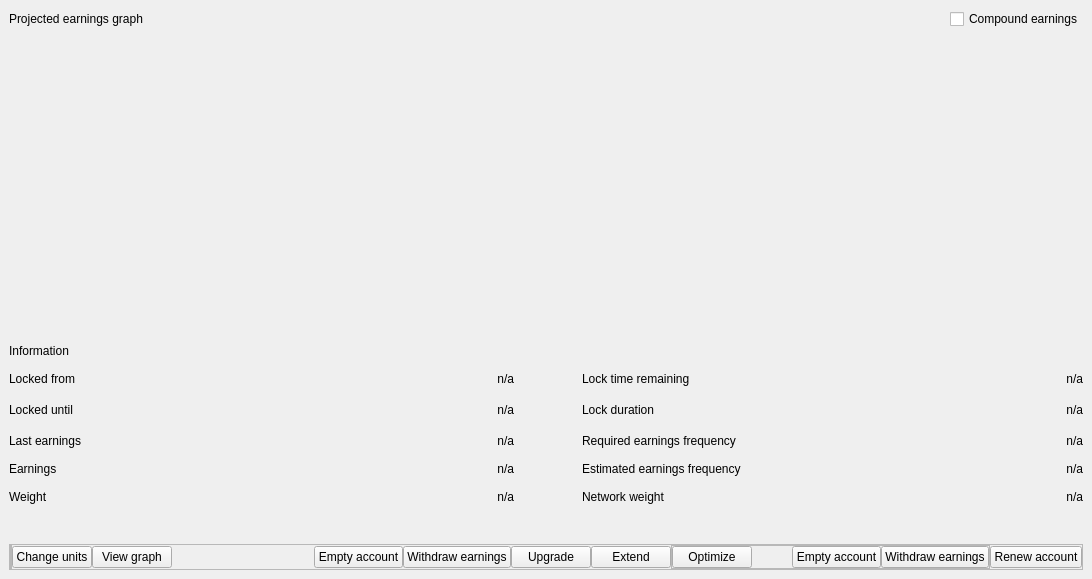
frozenflux3/munt-official, file src/qt/_Gulden/forms/witnessdialog.ui: the form before one commit.
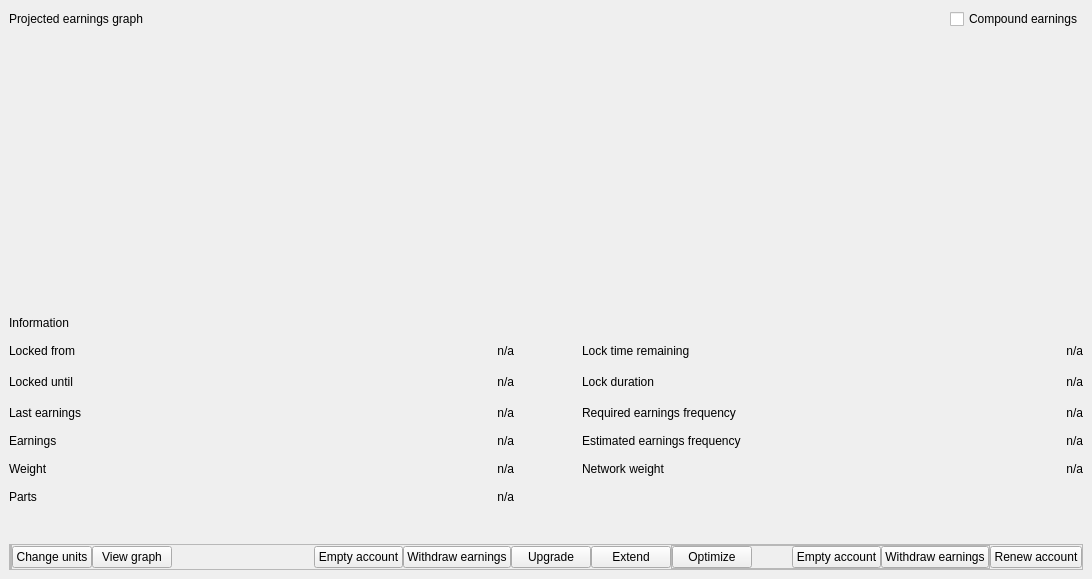
The form after the commit. The open tabs and pages were chosen to show the change. Custom widgets are drawn as their Qt base class.

Commit message: Add number of witness parts to statistics page

Patch:
```diff
--- a/src/qt/_Gulden/forms/witnessdialog.ui
+++ b/src/qt/_Gulden/forms/witnessdialog.ui
@@ -118,7 +118,7 @@
               <number>0</number>
              </property>
              <item>
-              <layout class="QGridLayout" name="gridLayout" rowstretch="1,0,0,0,0,0,0,0" columnstretch="2,0,0,2,0">
+              <layout class="QGridLayout" name="gridLayout" rowstretch="1,0,0,0,0,0,0,0,0" columnstretch="2,0,0,2,0">
                <property name="bottomMargin">
                 <number>20</number>
                </property>
@@ -369,7 +369,7 @@
                  </property>
                 </widget>
                </item>
-               <item row="7" column="1">
+               <item row="8" column="1">
                 <spacer name="verticalSpacer_3">
                  <property name="orientation">
                   <enum>Qt::Vertical</enum>
@@ -398,6 +398,29 @@
                  </property>
                 </widget>
                </item>
+               <item row="7" column="0">
+                <widget class="QLabel" name="labelPartCount">
+                 <property name="text">
+                  <string>Parts</string>
+                 </property>
+                 <property name="indent">
+                  <number>0</number>
+                 </property>
+                </widget>
+               </item>
+               <item row="7" column="1">
+                <widget class="QLabel" name="labelPartCountValue">
+                 <property name="text">
+                  <string>n/a</string>
+                 </property>
+                 <property name="alignment">
+                  <set>Qt::AlignRight|Qt::AlignTrailing|Qt::AlignVCenter</set>
+                 </property>
+                 <property name="indent">
+                  <number>0</number>
+                 </property>
+                </widget>
+               </item>
                <item row="5" column="3">
                 <widget class="QLabel" name="labelEstimatedEarningsDuration">
                  <property name="text">
```
The commit also changes 2 other files.
